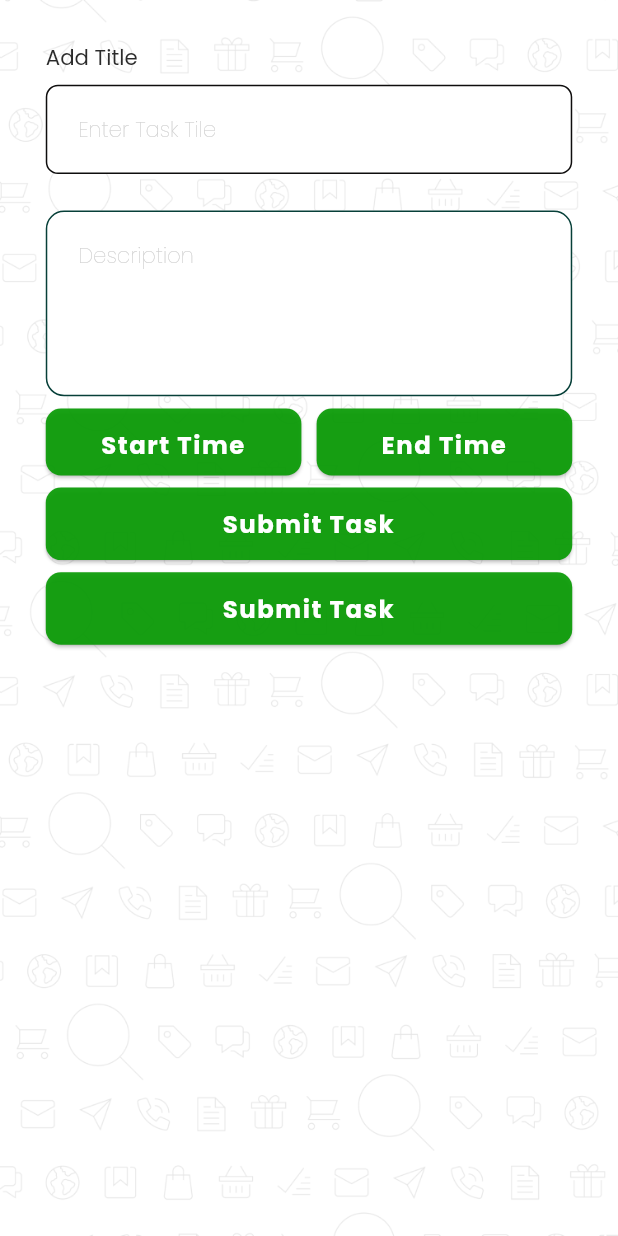
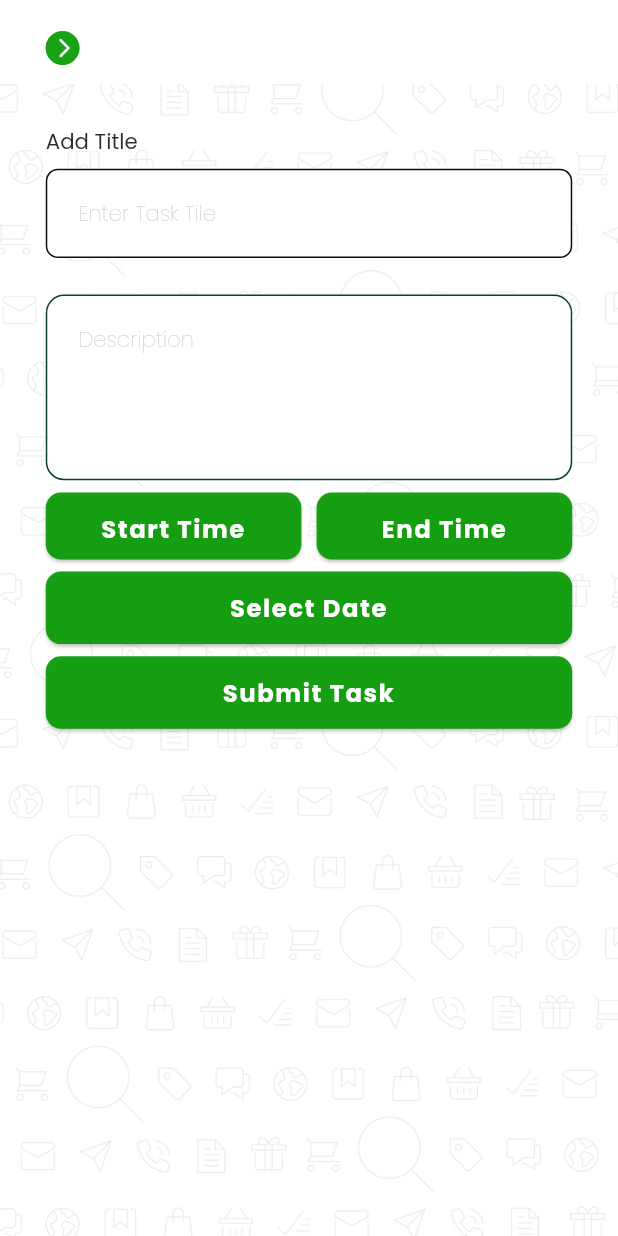
Before and after one commit to DreXuri/TajApp, a Flutter app: the AddTask screen opened by its route, on a phone screen of 412 x 824 dp. Run offline on Flutter 3.47's test engine with Material 2 defaults, Android fonts, the phone set to English and light mode, and no system bars; drawn by our look-alikes of dynamic_color, smooth_page_indicator; our stand-ins replace firebase_auth, flutter_datetime_picker_plus, flutter_riverpod, flutter_screenutil, flutter_svg, flutter_vector_icons and 11 more; missing offline and left inert: dart:ffi, date_picker_plus; accounts and stored records are empty; generated files the repository leaves out were written again.

Commit message:
adtask and home he

```diff
--- a/lib/general/configs/routes.dart
+++ b/lib/general/configs/routes.dart
@@ -5,6 +5,7 @@ import 'package:todoapp/general/widgets/navbar.dart';
 import 'package:todoapp/screens/auth/views/login.dart';
 import 'package:todoapp/screens/auth/views/otp_phone.dart';
 import 'package:todoapp/screens/home/views/add_tasks.dart';
+import 'package:todoapp/screens/home/views/edit_task.dart';
 import 'package:todoapp/screens/home/views/homepage.dart';
 import 'package:todoapp/screens/home/views/profile.dart';
 import 'package:todoapp/screens/onboarding/views/onborading.dart';
@@ -24,6 +25,22 @@ Route? generateRoute(RouteSettings settings) {
     case Homepage.route:
       return PageTransition(
         child: const Homepage(),
+        type: PageTransitionType.rightToLeft,
+      );
+
+    //     case EditFarm.routeName:
+    // return PageTransition(
+    //     child: EditFarm(
+    //       farmModel: settings.arguments as FarmDetailModel,
+    //       farmId: settings.arguments as String,
+    //     ),
+    case EditTask.route:
+      return PageTransition(
+        child: EditTask(
+          id: settings.arguments as int,
+          // titl: settings.arguments as String,
+          // decs: settings.arguments as String,
+        ),
         type: PageTransitionType.rightToLeft,
       );
     case Profile.route:
--- a/lib/general/helpers/db_helper.dart
+++ b/lib/general/helpers/db_helper.dart
@@ -62,7 +62,7 @@ class DBHeler {
     return db.query('todos', where: 'id =?', whereArgs: [id], limit: 1);
   }
 
-  static Future<List<Map<String, dynamic>>> getUser() async {
+  static Future<List<Map<String, dynamic>>> getUsers() async {
     final db = await DBHeler.db();
     return db.query('user', orderBy: 'id');
   }
--- a/lib/screens/home/views/add_tasks.dart
+++ b/lib/screens/home/views/add_tasks.dart
@@ -4,6 +4,7 @@ import 'package:flutter_screenutil/flutter_screenutil.dart';
 import 'package:date_picker_plus/date_picker_plus.dart';
 import 'package:todoapp/general/utils/color_constant.dart';
 import 'package:todoapp/general/utils/validator.dart';
+import 'package:todoapp/general/widgets/app_bar.dart';
 import 'package:todoapp/general/widgets/background_widget.dart';
 import 'package:todoapp/general/widgets/button.dart';
 import 'package:todoapp/general/widgets/custome_text.dart';
@@ -62,6 +63,11 @@ class _AddTaskState extends ConsumerState<AddTask> {
     }
 
     return Scaffold(
+      appBar: customAppBar(
+        context,
+        titleText: 'Add Task',
+        backgroundColor: Colors.transparent,
+      ),
       body: Background(
         child: Form(
           key: _addTaskFormKey,
@@ -170,7 +176,7 @@ class _AddTaskState extends ConsumerState<AddTask> {
                     }
                   },
                   text: selectedDate == ''
-                      ? 'Submit Task'
+                      ? 'Select Date'
                       : selectedDate.substring(0, 10),
                 ),
                 const HeightSpace(),
```
Also changed, not shown: lib/screens/auth/repository/auth_requester.dart (added, +74 -0 lines), lib/screens/auth/views/login.dart (+45 -25 lines), lib/screens/data/repositories/auth_repository.dart (+8 -8 lines), lib/screens/home/views/homepage.dart (+6 -8 lines), 1 other file.
